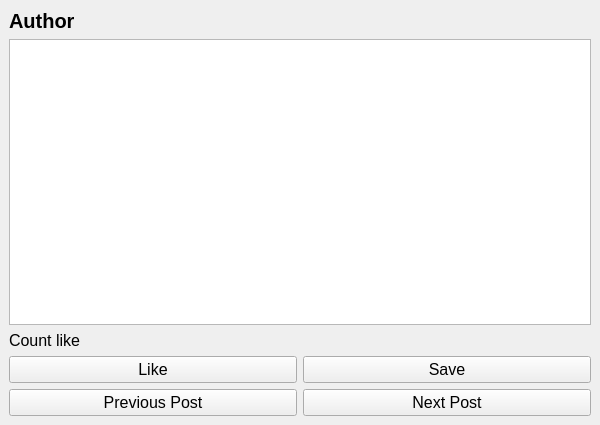
Old version of the form ui/viewpost.ui in the repository hoangphuc05/social_media_1.
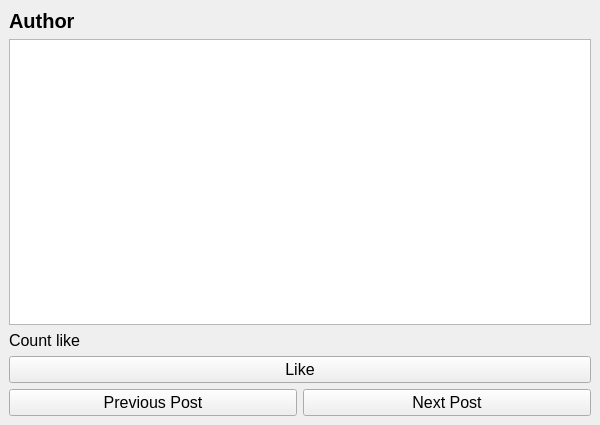
New version of the form.

Commit message: Deleted save post

Diff of the .ui file:
```diff
--- a/ui/viewpost.ui
+++ b/ui/viewpost.ui
@@ -98,21 +98,6 @@
           </property>
          </widget>
         </item>
-        <item>
-         <widget class="QPushButton" name="saveButton">
-          <property name="font">
-           <font>
-            <pointsize>12</pointsize>
-           </font>
-          </property>
-          <property name="text">
-           <string>Save</string>
-          </property>
-          <property name="checkable">
-           <bool>true</bool>
-          </property>
-         </widget>
-        </item>
        </layout>
       </item>
       <item>
```
The commit also changes 2 other files.
